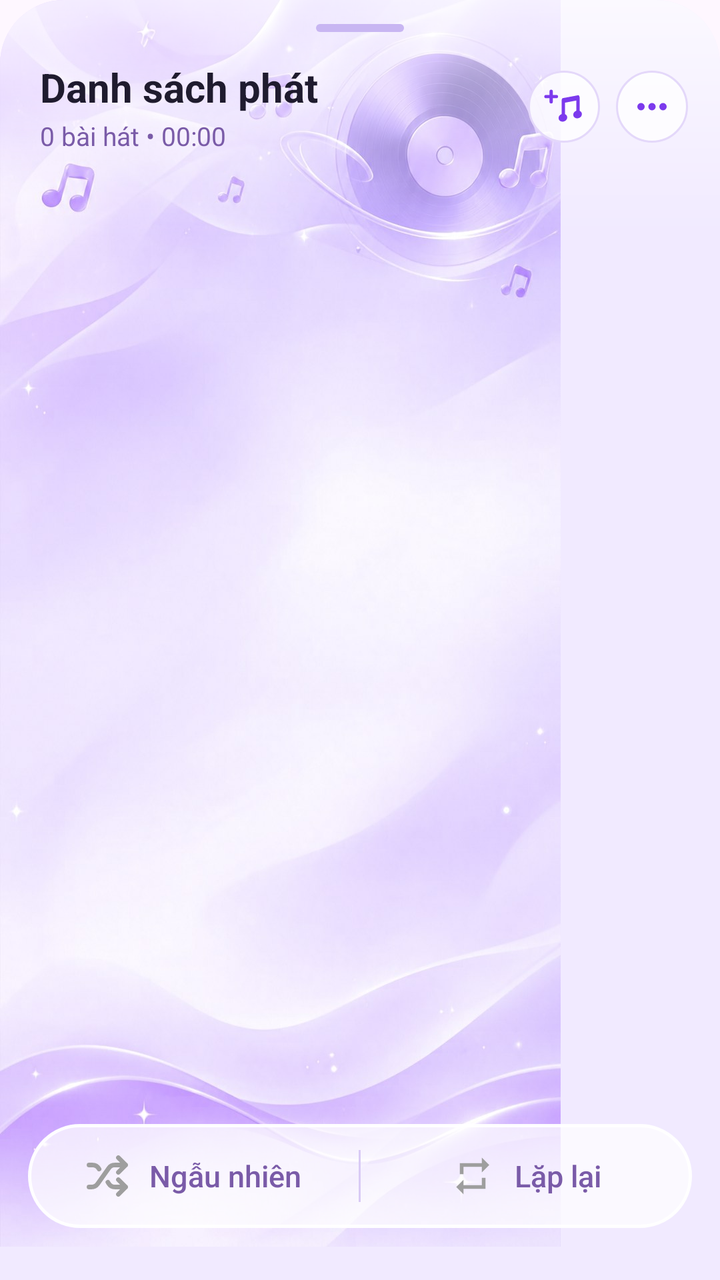
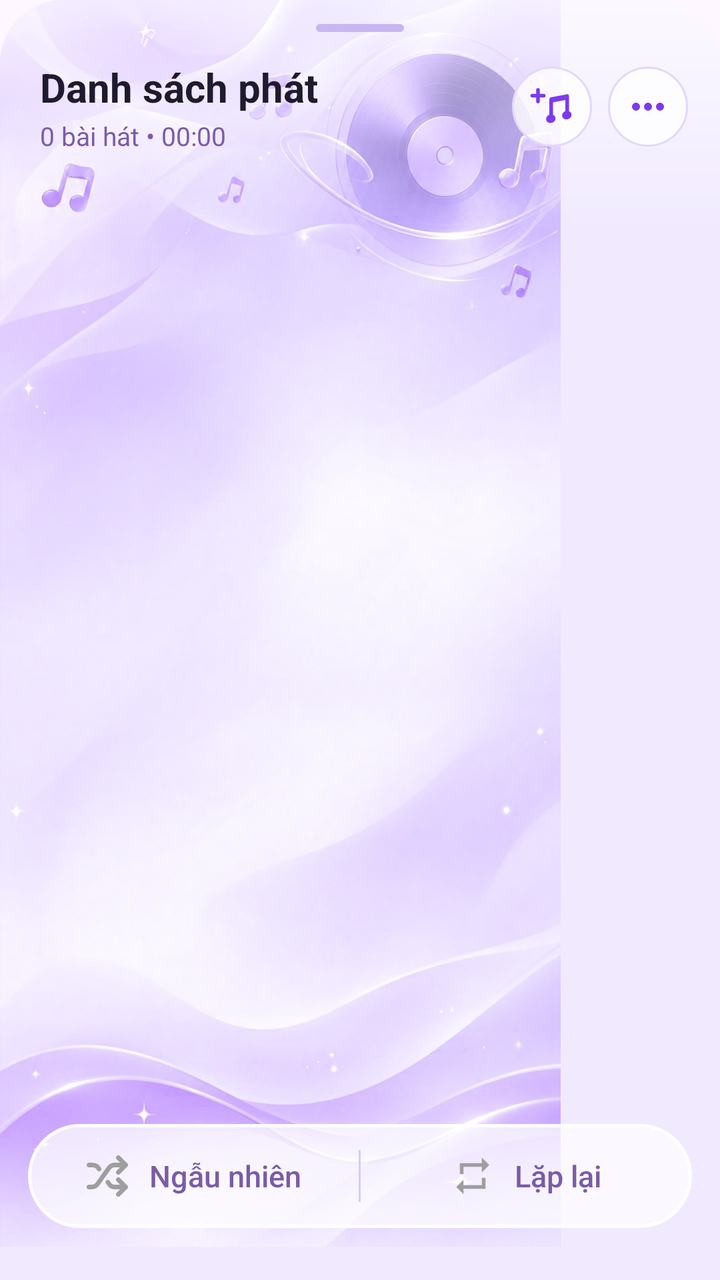

Two renders of the same Android screen: before a commit and after it. Below are the layout's source before the change and the commit's diff.
<!-- AndroidManifest.xml: application theme Theme.LocalMusic -->
<!-- res/layout/bottom_sheet_queue.xml -->
<?xml version="1.0" encoding="utf-8"?>
<androidx.constraintlayout.widget.ConstraintLayout xmlns:android="http://schemas.android.com/apk/res/android"
    xmlns:app="http://schemas.android.com/apk/res-auto"
    android:layout_width="match_parent"
    android:layout_height="match_parent"
    android:background="@android:color/transparent">

    
    <com.google.android.material.imageview.ShapeableImageView
        android:id="@+id/bgImage"
        android:layout_width="0dp"
        android:layout_height="0dp"
        android:background="#F1EAFF"
        android:importantForAccessibility="no"
        android:scaleType="matrix"
        app:shapeAppearanceOverlay="@style/QueueSheetTopRounded"
        android:src="@drawable/bg_queue_sheet"
        app:layout_constraintBottom_toBottomOf="parent"
        app:layout_constraintEnd_toEndOf="parent"
        app:layout_constraintStart_toStartOf="parent"
        app:layout_constraintTop_toTopOf="parent" />

    
    <View
        android:layout_width="0dp"
        android:layout_height="120dp"
        android:background="@drawable/qs_top_glass"
        app:layout_constraintEnd_toEndOf="parent"
        app:layout_constraintStart_toStartOf="parent"
        app:layout_constraintTop_toTopOf="parent" />

    <View
        android:id="@+id/dragHandle"
        android:layout_width="44dp"
        android:layout_height="4dp"
        android:layout_marginTop="12dp"
        android:background="@drawable/qs_handle"
        app:layout_constraintEnd_toEndOf="parent"
        app:layout_constraintStart_toStartOf="parent"
        app:layout_constraintTop_toTopOf="parent" />

    
    <androidx.constraintlayout.widget.ConstraintLayout
        android:id="@+id/layoutSelectionHeader"
        android:layout_width="match_parent"
        android:layout_height="44dp"
        android:layout_marginTop="8dp"
        android:visibility="gone"
        app:layout_constraintTop_toBottomOf="@id/dragHandle">

        <LinearLayout
            android:id="@+id/btnSelectAll"
            android:layout_width="wrap_content"
            android:layout_height="match_parent"
            android:layout_marginStart="16dp"
            android:background="?attr/selectableItemBackground"
            android:gravity="center_vertical"
            android:orientation="horizontal"
            app:layout_constraintBottom_toBottomOf="parent"
            app:layout_constraintStart_toStartOf="parent"
            app:layout_constraintTop_toTopOf="parent">

            <ImageView
                android:id="@+id/ivSelectAllIcon"
                android:layout_width="24dp"
                android:layout_height="24dp"
                android:src="@drawable/ic_check_circle_outline"
                app:tint="#7A5BA8" />

            <TextView
                android:layout_width="wrap_content"
                android:layout_height="wrap_content"
                android:layout_marginStart="8dp"
                android:text="Tất cả"
                android:textColor="#1F1B2E"
                android:textSize="15sp"
                android:textStyle="bold" />
        </LinearLayout>

        <TextView
            android:id="@+id/tvSelectedCount"
            android:layout_width="wrap_content"
            android:layout_height="wrap_content"
            android:text="Đã chọn 0"
            android:textColor="#6D28D9"
            android:textSize="14sp"
            android:textStyle="bold"
            app:layout_constraintBottom_toBottomOf="parent"
            app:layout_constraintEnd_toEndOf="parent"
            app:layout_constraintStart_toStartOf="parent"
            app:layout_constraintTop_toTopOf="parent" />

        <ImageView
            android:id="@+id/btnExitSelection"
            android:layout_width="40dp"
            android:layout_height="40dp"
            android:layout_marginEnd="4dp"
            android:background="?attr/selectableItemBackgroundBorderless"
            android:padding="8dp"
            android:src="@drawable/ic_close"
            app:layout_constraintBottom_toBottomOf="parent"
            app:layout_constraintEnd_toStartOf="@id/btnDeleteSelected"
            app:layout_constraintTop_toTopOf="parent"
            app:tint="#1F1B2E" />

        <ImageView
            android:id="@+id/btnDeleteSelected"
            android:layout_width="40dp"
            android:layout_height="40dp"
            android:layout_marginEnd="12dp"
            android:background="?attr/selectableItemBackgroundBorderless"
            android:padding="8dp"
            android:src="@drawable/ic_delete"
            app:layout_constraintBottom_toBottomOf="parent"
            app:layout_constraintEnd_toEndOf="parent"
            app:layout_constraintTop_toTopOf="parent"
            app:tint="#FF3B30" />
    </androidx.constraintlayout.widget.ConstraintLayout>

    
    <androidx.constraintlayout.widget.ConstraintLayout
        android:id="@+id/layoutNormalHeader"
        android:layout_width="match_parent"
        android:layout_height="wrap_content"
        android:layout_marginTop="14dp"
        app:layout_constraintTop_toBottomOf="@id/layoutSelectionHeader">

        <TextView
            android:id="@+id/tvPlaylistTitle"
            android:layout_width="0dp"
            android:layout_height="wrap_content"
            android:layout_marginStart="20dp"
            android:layout_marginEnd="8dp"
            android:maxLines="1"
            android:text="Danh sách phát"
            android:textColor="#1F1B2E"
            android:textSize="20sp"
            android:textStyle="bold"
            app:layout_constraintEnd_toStartOf="@id/btnAddSong"
            app:layout_constraintStart_toStartOf="parent"
            app:layout_constraintTop_toTopOf="parent" />

        <TextView
            android:id="@+id/tvPlaylistSubtitle"
            android:layout_width="0dp"
            android:layout_height="wrap_content"
            android:layout_marginTop="2dp"
            android:layout_marginEnd="8dp"
            android:maxLines="1"
            android:text="0 bài hát • 00:00"
            android:textColor="#7A5BA8"
            android:textSize="13sp"
            app:layout_constraintEnd_toStartOf="@id/btnAddSong"
            app:layout_constraintStart_toStartOf="@id/tvPlaylistTitle"
            app:layout_constraintTop_toBottomOf="@id/tvPlaylistTitle" />

        <ImageView
            android:id="@+id/btnAddSong"
            android:layout_width="36dp"
            android:layout_height="36dp"
            android:layout_marginEnd="8dp"
            android:background="@drawable/qs_circle_btn"
            android:elevation="2dp"
            android:padding="7dp"
            android:src="@drawable/ic_q_add_music"
            app:layout_constraintBottom_toBottomOf="parent"
            app:layout_constraintEnd_toStartOf="@id/btnMoreOptions"
            app:layout_constraintTop_toTopOf="parent"
            app:tint="#7C3AED" />

        <ImageView
            android:id="@+id/btnMoreOptions"
            android:layout_width="36dp"
            android:layout_height="36dp"
            android:layout_marginEnd="16dp"
            android:background="@drawable/qs_circle_btn"
            android:elevation="2dp"
            android:padding="7dp"
            android:src="@drawable/ic_more_horiz"
            app:layout_constraintBottom_toBottomOf="parent"
            app:layout_constraintEnd_toEndOf="parent"
            app:layout_constraintTop_toTopOf="parent"
            app:tint="#7C3AED" />
    </androidx.constraintlayout.widget.ConstraintLayout>

    
    <androidx.recyclerview.widget.RecyclerView
        android:id="@+id/rvQueue"
        android:layout_width="match_parent"
        android:layout_height="0dp"
        android:layout_marginTop="12dp"
        android:clipToPadding="false"
        android:paddingHorizontal="14dp"
        android:paddingBottom="96dp"
        app:layout_constraintBottom_toBottomOf="parent"
        app:layout_constraintTop_toBottomOf="@id/layoutNormalHeader" />

    
    <LinearLayout
        android:id="@+id/bottomBar"
        android:layout_width="match_parent"
        android:layout_height="52dp"
        android:layout_marginHorizontal="14dp"
        android:layout_marginBottom="26dp"
        android:background="@drawable/qs_bottom_bar"
        android:elevation="6dp"
        android:gravity="center_vertical"
        android:orientation="horizontal"
        app:layout_constraintBottom_toBottomOf="parent">

        <LinearLayout
            android:id="@+id/btnShuffleHolder"
            android:layout_width="0dp"
            android:layout_height="match_parent"
            android:layout_weight="1"
            android:gravity="center"
            android:orientation="horizontal">

            <ImageView
                android:id="@+id/btnShuffleBottom"
                android:layout_width="22dp"
                android:layout_height="22dp"
                android:src="@drawable/ic_shuffle"
                app:tint="#9E9E9E" />

            <TextView
                android:id="@+id/tvShuffleLabel"
                android:layout_width="wrap_content"
                android:layout_height="wrap_content"
                android:layout_marginStart="10dp"
                android:fontFamily="sans-serif-medium"
                android:maxLines="1"
                android:text="Ngẫu nhiên"
                android:textColor="#7A5BA8"
                android:textSize="15sp" />
        </LinearLayout>

        <View
            android:layout_width="1dp"
            android:layout_height="26dp"
            android:background="#D9CBF5" />

        <LinearLayout
            android:id="@+id/btnRepeatHolder"
            android:layout_width="0dp"
            android:layout_height="match_parent"
            android:layout_weight="1"
            android:gravity="center"
            android:orientation="horizontal">

            <ImageView
                android:id="@+id/btnRepeatBottom"
                android:layout_width="22dp"
                android:layout_height="22dp"
                android:src="@drawable/ic_repeat"
                app:tint="#9E9E9E" />

            <TextView
                android:id="@+id/tvRepeatLabel"
                android:layout_width="wrap_content"
                android:layout_height="wrap_content"
                android:layout_marginStart="10dp"
                android:fontFamily="sans-serif-medium"
                android:maxLines="1"
                android:text="Lặp lại"
                android:textColor="#7A5BA8"
                android:textSize="15sp" />
        </LinearLayout>
    </LinearLayout>

</androidx.constraintlayout.widget.ConstraintLayout>
<!-- resources referenced by this layout -->
<resources>
  <!-- drawable ic_close (drawable) -->
  <vector xmlns:android="http://schemas.android.com/apk/res/android"
      android:width="24dp"
      android:height="24dp"
      android:viewportWidth="24"
      android:viewportHeight="24">
    <path
        android:fillColor="#000000"
        android:pathData="M19,6.41L17.59,5 12,10.59 6.41,5 5,6.41 10.59,12 5,17.59 6.41,19 12,13.41 17.59,19 19,17.59 13.41,12z"/>
  </vector>
  <!-- drawable ic_delete (drawable) -->
  <vector xmlns:android="http://schemas.android.com/apk/res/android"
      android:width="24dp" android:height="24dp"
      android:viewportWidth="24" android:viewportHeight="24"
      android:tint="#FF0000">
      <path android:fillColor="@android:color/white" android:pathData="M6,19c0,1.1 0.9,2 2,2h8c1.1,0 2,-0.9 2,-2V7H6v12zM19,4h-3.5l-1,-1h-5l-1,1H5v2h14V4z"/>
  </vector>
  <!-- drawable ic_more_horiz (drawable) -->
  <vector xmlns:android="http://schemas.android.com/apk/res/android"
      android:width="24dp"
      android:height="24dp"
      android:viewportWidth="24"
      android:viewportHeight="24">
      
      <path
          android:fillColor="#000000"
          android:pathData="M4,12 a2,2 0 1,0 4,0 a2,2 0 1,0 -4,0 Z M10,12 a2,2 0 1,0 4,0 a2,2 0 1,0 -4,0 Z M16,12 a2,2 0 1,0 4,0 a2,2 0 1,0 -4,0 Z" />
  </vector>
  <!-- drawable ic_repeat (drawable) -->
  <vector xmlns:android="http://schemas.android.com/apk/res/android" android:width="24dp" android:height="24dp" android:viewportWidth="24" android:viewportHeight="24">
      <path android:fillColor="#8B3DFF" android:pathData="M7,7h10v3l4,-4 -4,-4v3H5v6h2V7zm10,10H7v-3l-4,4 4,4v-3h12v-6h-2v4z"/>
  </vector>
  <!-- drawable qs_bottom_bar (drawable) -->
  <?xml version="1.0" encoding="utf-8"?>
  <shape xmlns:android="http://schemas.android.com/apk/res/android" android:shape="rectangle">
      <solid android:color="#B8FFFFFF" />
      <stroke android:width="1.5dp" android:color="#F5FFFFFF" />
      <corners android:radius="28dp" />
  </shape>
  <!-- drawable qs_circle_btn (drawable) -->
  <?xml version="1.0" encoding="utf-8"?>
  <shape xmlns:android="http://schemas.android.com/apk/res/android" android:shape="oval">
      <solid android:color="#CCFFFFFF" />
      <stroke android:width="1dp" android:color="#E4D8FA" />
  </shape>
  <!-- drawable qs_handle (drawable) -->
  <?xml version="1.0" encoding="utf-8"?>
  <shape xmlns:android="http://schemas.android.com/apk/res/android" android:shape="rectangle">
      <solid android:color="#C8B6F2" />
      <corners android:radius="3dp" />
  </shape>
  <!-- drawable qs_top_glass (drawable) -->
  <?xml version="1.0" encoding="utf-8"?>
  <shape xmlns:android="http://schemas.android.com/apk/res/android" android:shape="rectangle">
      <gradient
          android:angle="270"
          android:endColor="#00FFFFFF"
          android:startColor="#B3FFFFFF" />
      <corners
          android:topLeftRadius="32dp"
          android:topRightRadius="32dp" />
  </shape>
  <style name="QueueSheetTopRounded" parent="">
          <item name="cornerFamily">rounded</item>
          <item name="cornerSizeTopLeft">32dp</item>
          <item name="cornerSizeTopRight">32dp</item>
          <item name="cornerSizeBottomLeft">0dp</item>
          <item name="cornerSizeBottomRight">0dp</item>
      </style>
  <style name="Theme.LocalMusic" parent="Theme.Material3.Light.NoActionBar">
          <item name="android:statusBarColor">@color/white</item>
          <item name="android:windowLightStatusBar">true</item>
          <item name="android:windowSplashScreenBackground">#000000</item>
          <item name="android:windowSplashScreenAnimatedIcon">@drawable/logo</item>
      </style>
  <color name="white">#FFFFFF</color>
  <!-- unchanged entries left out for length: 5 -->
</resources>

<!-- the commit's change to res/layout/bottom_sheet_queue.xml (unified diff, before → after) -->
@@ -95,7 +95,7 @@
             android:layout_width="40dp"
             android:layout_height="40dp"
             android:layout_marginEnd="4dp"
-            android:background="?attr/selectableItemBackgroundBorderless"
+            android:background="@drawable/bg_ripple_round"
             android:padding="8dp"
             android:src="@drawable/ic_close"
             app:layout_constraintBottom_toBottomOf="parent"
@@ -108,7 +108,7 @@
             android:layout_width="40dp"
             android:layout_height="40dp"
             android:layout_marginEnd="12dp"
-            android:background="?attr/selectableItemBackgroundBorderless"
+            android:background="@drawable/bg_ripple_round"
             android:padding="8dp"
             android:src="@drawable/ic_delete"
             app:layout_constraintBottom_toBottomOf="parent"
@@ -156,12 +156,12 @@
 
         <ImageView
             android:id="@+id/btnAddSong"
-            android:layout_width="36dp"
-            android:layout_height="36dp"
+            android:layout_width="40dp"
+            android:layout_height="40dp"
             android:layout_marginEnd="8dp"
             android:background="@drawable/qs_circle_btn"
-            android:elevation="2dp"
-            android:padding="7dp"
+            android:contentDescription="Thêm nhạc vào danh sách"
+            android:padding="8dp"
             android:src="@drawable/ic_q_add_music"
             app:layout_constraintBottom_toBottomOf="parent"
             app:layout_constraintEnd_toStartOf="@id/btnMoreOptions"
@@ -170,12 +170,11 @@
 
         <ImageView
             android:id="@+id/btnMoreOptions"
-            android:layout_width="36dp"
-            android:layout_height="36dp"
+            android:layout_width="40dp"
+            android:layout_height="40dp"
             android:layout_marginEnd="16dp"
             android:background="@drawable/qs_circle_btn"
-            android:elevation="2dp"
-            android:padding="7dp"
+            android:padding="8dp"
             android:src="@drawable/ic_more_horiz"
             app:layout_constraintBottom_toBottomOf="parent"
             app:layout_constraintEnd_toEndOf="parent"
<!-- resource entries referenced after the edit -->
@@ -1,5 +1,15 @@
 <!-- resources referenced by this layout -->
 <resources>
+  <!-- drawable bg_ripple_round (drawable) -->
+  <?xml version="1.0" encoding="utf-8"?>
+  <ripple xmlns:android="http://schemas.android.com/apk/res/android"
+      android:color="#338B5CF6">
+      <item android:id="@android:id/mask">
+          <shape android:shape="oval">
+              <solid android:color="#FFFFFFFF" />
+          </shape>
+      </item>
+  </ripple>
   <!-- drawable ic_close (drawable) -->
   <vector xmlns:android="http://schemas.android.com/apk/res/android"
       android:width="24dp"
